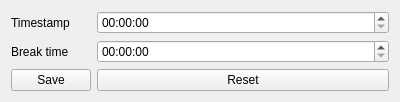
Above: settings.ui from ProjectRobal/TakeBreak before the change. Below: the same form after it.
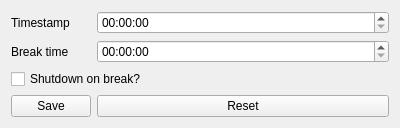
That is the form after the change.

Commit message: New realse now with sleep on break instead of shutdown

Diff of the .ui file:
```diff
--- a/settings.ui
+++ b/settings.ui
@@ -7,7 +7,7 @@
     <x>0</x>
     <y>0</y>
     <width>400</width>
-    <height>101</height>
+    <height>111</height>
    </rect>
   </property>
   <property name="windowTitle">
@@ -34,20 +34,27 @@
    <item row="1" column="1">
     <widget class="QTimeEdit" name="break_2"/>
    </item>
-   <item row="2" column="0">
+   <item row="3" column="0">
     <widget class="QPushButton" name="save">
      <property name="text">
       <string>Save</string>
      </property>
     </widget>
    </item>
-   <item row="2" column="1">
+   <item row="3" column="1">
     <widget class="QPushButton" name="reset">
      <property name="text">
       <string>Reset</string>
      </property>
     </widget>
    </item>
+   <item row="2" column="0" colspan="2">
+    <widget class="QCheckBox" name="to_shutdown">
+     <property name="text">
+      <string>Shutdown on break?</string>
+     </property>
+    </widget>
+   </item>
   </layout>
  </widget>
  <resources/>
```
The commit also changes 6 other files.
